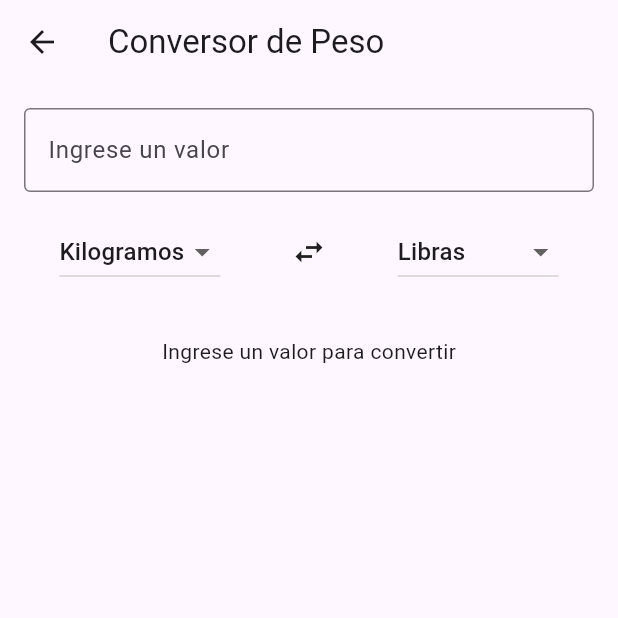
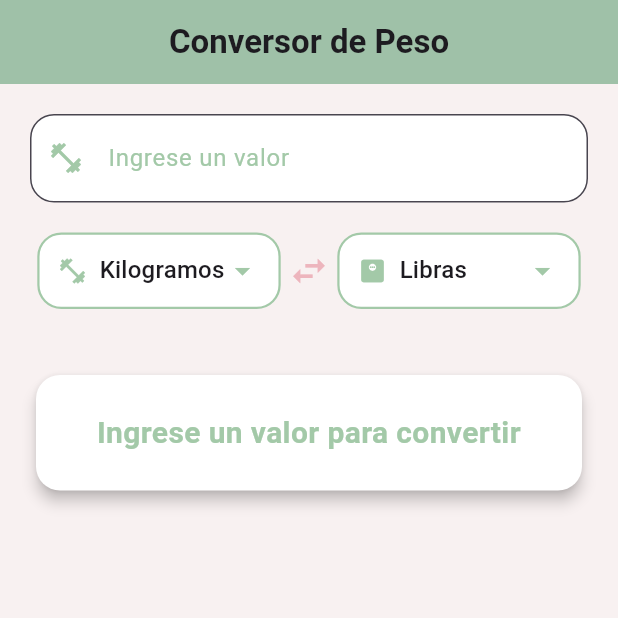
Before and after one commit to BerrioGoodman/unit_converter_flutter_flow, a Flutter app: the WeightConverterScreen screen opened directly, on a phone screen of 412 x 824 dp, the top half of it. Run offline on Flutter 3.47's test engine with Material 3 defaults, Android fonts, the phone set to English and light mode, and no system bars.

Commit message:
feature: mejorando estilo de conversor de peso

```diff
--- a/unit_convert/lib/main.dart
+++ b/unit_convert/lib/main.dart
@@ -16,7 +16,7 @@ class UnitConverterApp extends StatelessWidget
     (
         title: 'Unit Converter',
         theme: ThemeData(primarySwatch: Colors.blue),
-        home: LengthConverterScreen(),
+        home: WeightConverterScreen(),
     );
   }
 }
--- a/unit_convert/lib/screens/weight_converter_screen.dart
+++ b/unit_convert/lib/screens/weight_converter_screen.dart
@@ -13,6 +13,21 @@ class _WeightConverterScreenState extends State<WeightConverterScreen> {
   String _toUnit = 'Libras';
   double? _result;
   String? _error;
+
+  // 🎨 Colores pastel
+  final Color pastelBackground = const Color(0xFFF8F1F1);
+  final Color pastelPrimary = const Color(0xFFA3C9A8);
+  final Color pastelAccent = const Color(0xFFEDB5BD);
+
+  // 📌 Íconos por unidad de peso
+  final Map<String, IconData> unitIcons = {
+    'Kilogramos': Icons.fitness_center,
+    'Gramos': Icons.scale,
+    'Miligramos': Icons.bubble_chart,
+    'Libras': Icons.monitor_weight,
+    'Onzas': Icons.restaurant,
+    'Toneladas': Icons.local_shipping,
+  };
 
   void _convert() {
     double? input = double.tryParse(_controller.text);
@@ -42,69 +57,114 @@ class _WeightConverterScreenState extends State<WeightConverterScreen> {
   @override
   Widget build(BuildContext context) {
     return Scaffold(
-      appBar: AppBar(title: Text("Conversor de Peso")),
+      backgroundColor: pastelBackground,
+      appBar: AppBar(
+        title: const Text(
+          "Conversor de Peso",
+          style: TextStyle(fontWeight: FontWeight.bold),
+        ),
+        centerTitle: true,
+        elevation: 2,
+        backgroundColor: pastelPrimary,
+      ),
       body: Padding(
-        padding: const EdgeInsets.all(16.0),
+        padding: const EdgeInsets.all(20.0),
         child: Column(
+          crossAxisAlignment: CrossAxisAlignment.stretch,
           children: [
+            // Caja de texto
             TextField(
               controller: _controller,
               keyboardType: TextInputType.number,
+              style: const TextStyle(fontSize: 18),
               decoration: InputDecoration(
                 labelText: 'Ingrese un valor',
-                border: OutlineInputBorder(),
+                labelStyle: TextStyle(color: pastelPrimary),
+                prefixIcon: Icon(Icons.fitness_center, color: pastelPrimary),
+                filled: true,
+                fillColor: Colors.white,
+                border: OutlineInputBorder(
+                  borderRadius: BorderRadius.circular(16),
+                ),
               ),
               onChanged: (value) => _convert(),
             ),
-            SizedBox(height: 16),
+            const SizedBox(height: 20),
+
+            // Dropdowns alineados
             Row(
-              mainAxisAlignment: MainAxisAlignment.spaceAround,
+              mainAxisAlignment: MainAxisAlignment.spaceEvenly,
               children: [
-                DropdownButton<String>(
-                  value: _fromUnit,
-                  items: WeightUnits.conversionRates.keys
-                      .map((unit) => DropdownMenuItem(
-                            value: unit,
-                            child: Text(unit),
-                          ))
-                      .toList(),
-                  onChanged: (value) {
-                    setState(() => _fromUnit = value!);
-                    _convert();
-                  },
-                ),
-                Icon(Icons.swap_horiz),
-                DropdownButton<String>(
-                  value: _toUnit,
-                  items: WeightUnits.conversionRates.keys
-                      .map((unit) => DropdownMenuItem(
-                            value: unit,
-                            child: Text(unit),
-                          ))
-                      .toList(),
-                  onChanged: (value) {
-                    setState(() => _toUnit = value!);
-                    _convert();
-                  },
-                ),
+                _buildDropdown(_fromUnit, (value) {
+                  setState(() => _fromUnit = value!);
+                  _convert();
+                }),
+                Icon(Icons.swap_horiz, color: pastelAccent, size: 28),
+                _buildDropdown(_toUnit, (value) {
+                  setState(() => _toUnit = value!);
+                  _convert();
+                }),
               ],
             ),
-            SizedBox(height: 32),
-            if (_error != null)
-              Text(
-                _error!,
-                style: TextStyle(color: Colors.red, fontSize: 16),
-              )
-            else if (_result != null)
-              Text(
-                'Resultado: ${_result!.toStringAsFixed(2)} $_toUnit',
-                style: TextStyle(fontSize: 20),
-              )
-            else
-              Text('Ingrese un valor para convertir'),
+            const SizedBox(height: 40),
+
+            // Resultado o error en un Card blanco
+            Card(
+              color: Colors.white,
+              elevation: 4,
+              shape: RoundedRectangleBorder(
+                  borderRadius: BorderRadius.circular(16)),
+              child: Padding(
+                padding: const EdgeInsets.all(24.0),
+                child: Text(
+                  _error != null
+                      ? _error!
+                      : _result != null
+                          ? 'Resultado:\n${_result!.toStringAsFixed(2)} $_toUnit'
+                          : 'Ingrese un valor para convertir',
+                  textAlign: TextAlign.center,
+                  style: TextStyle(
+                    fontSize: 20,
+                    fontWeight: FontWeight.bold,
+                    color: _error != null ? Colors.red : pastelPrimary,
+                  ),
+                ),
+              ),
+            ),
           ],
         ),
       ),
     );
   }
+
+  // Método para dropdown con íconos
+  Widget _buildDropdown(String currentValue, ValueChanged<String?> onChanged) {
+    return Container(
+      padding: const EdgeInsets.symmetric(horizontal: 12),
+      decoration: BoxDecoration(
+        color: Colors.white,
+        borderRadius: BorderRadius.circular(16),
+        border: Border.all(color: pastelPrimary, width: 1.5),
+      ),
+      child: DropdownButton<String>(
+        value: currentValue,
+        underline: const SizedBox(),
+        icon: Icon(Icons.arrow_drop_down, color: pastelPrimary),
+        items: WeightUnits.conversionRates.keys.map((unit) {
+          return DropdownMenuItem(
+            value: unit,
+            child: Row(
+              children: [
+                Icon(unitIcons[unit] ?? Icons.help_outline,
+                    color: pastelPrimary, size: 20),
+                const SizedBox(width: 8),
+                Text(unit),
+              ],
+            ),
+          );
+        }).toList(),
+        onChanged: onChanged,
+      ),
+    );
+  }
 }
```
